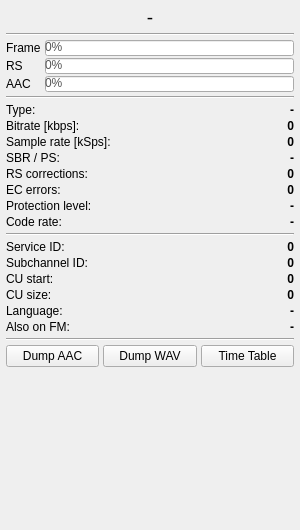
The window that src/base/forms/techdata.ui (tomneda/DABstar) describes before a commit, drawn with Qt 5.
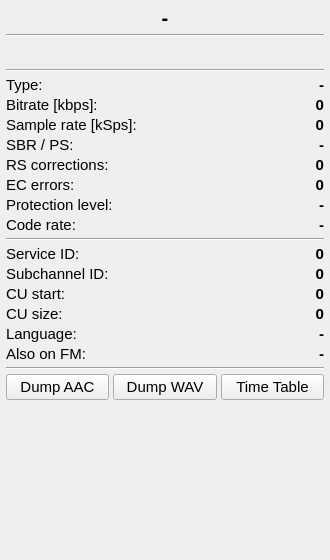
The same window after the commit. Custom widgets are drawn as their Qt base class.

Commit message: Integrate into techdata.ui new TrafficLight widget.

Diff of the .ui file:
```diff
--- a/src/base/forms/techdata.ui
+++ b/src/base/forms/techdata.ui
@@ -6,10 +6,15 @@
    <rect>
     <x>0</x>
     <y>0</y>
-    <width>300</width>
-    <height>530</height>
+    <width>330</width>
+    <height>560</height>
    </rect>
   </property>
+  <property name="font">
+   <font>
+    <pointsize>11</pointsize>
+   </font>
+  </property>
   <property name="windowTitle">
    <string>Technical Details</string>
   </property>
@@ -27,7 +32,10 @@
       <size><width>16777215</width><height>36</height></size>
      </property>
      <property name="font">
-      <font><pointsize>14</pointsize></font>
+      <font>
+       <pointsize>15</pointsize>
+       <bold>true</bold>
+      </font>
      </property>
      <property name="toolTip">
       <string>&lt;html&gt;&lt;head/&gt;&lt;body&gt;&lt;p&gt;&lt;span style=&quot; font-size:14pt;&quot;&gt;Service long label&lt;/span&gt;&lt;/p&gt;&lt;/body&gt;&lt;/html&gt;</string>
@@ -47,69 +55,60 @@
 
    <!-- 2. Quality bars (most dynamic — at top) -->
    <item>
-    <layout class="QGridLayout" name="gridLayout" columnstretch="0,1">
-     <property name="verticalSpacing"><number>2</number></property>
-     <item row="0" column="0">
-      <widget class="QLabel" name="frameErrorLabel">
-       <property name="text"><string>Frame</string></property>
-      </widget>
-     </item>
-     <item row="0" column="1">
-      <widget class="QProgressBar" name="frameError_display">
-       <property name="maximumSize">
-        <size><width>16777215</width><height>16</height></size>
+    <layout class="QHBoxLayout" name="horizontalLayoutQuality">
+     <property name="spacing">
+      <number>6</number>
+     </property>
+     <item>
+      <widget class="TrafficLight" name="frameError_display" native="true">
+       <property name="minimumSize">
+        <size>
+         <width>0</width>
+         <height>24</height>
+        </size>
        </property>
        <property name="toolTip">
         <string>&lt;html&gt;&lt;head/&gt;&lt;body&gt;&lt;p&gt;DAB+ frame detection quality indicator. 100 is good.&lt;/p&gt;&lt;/body&gt;&lt;/html&gt;</string>
        </property>
-       <property name="styleSheet">
-        <string notr="true">QProgressBar { color: #555555; } QProgressBar::chunk { background: #52A824; }</string>
+       <property name="text" stdset="0">
+        <string>Frame:</string>
        </property>
-       <property name="value"><number>0</number></property>
       </widget>
      </item>
-     <item row="1" column="0">
-      <widget class="QLabel" name="rsErrorLabel">
-       <property name="text"><string>RS</string></property>
-      </widget>
-     </item>
-     <item row="1" column="1">
-      <widget class="QProgressBar" name="rsError_display">
-       <property name="maximumSize">
-        <size><width>16777215</width><height>16</height></size>
+     <item>
+      <widget class="TrafficLight" name="rsError_display" native="true">
+       <property name="minimumSize">
+        <size>
+         <width>0</width>
+         <height>24</height>
+        </size>
        </property>
        <property name="toolTip">
         <string>&lt;html&gt;&lt;head/&gt;&lt;body&gt;&lt;p&gt;DAB+ Reed-Solomon correction quality indicator.&lt;/p&gt;&lt;p&gt;Shows how often frames contain more errors than the Reed-Solomon decoder can correct. 100 is good.&lt;/p&gt;&lt;/body&gt;&lt;/html&gt;</string>
        </property>
-       <property name="styleSheet">
-        <string notr="true">QProgressBar { color: #555555; } QProgressBar::chunk { background: #52A824; }</string>
+       <property name="text" stdset="0">
+        <string>RS:</string>
        </property>
-       <property name="value"><number>0</number></property>
       </widget>
      </item>
-     <item row="2" column="0">
-      <widget class="QLabel" name="aacErrorLabel">
-       <property name="text"><string>AAC</string></property>
-      </widget>
-     </item>
-     <item row="2" column="1">
-      <widget class="QProgressBar" name="aacError_display">
-       <property name="maximumSize">
-        <size><width>16777215</width><height>16</height></size>
+     <item>
+      <widget class="TrafficLight" name="aacError_display" native="true">
+       <property name="minimumSize">
+        <size>
+         <width>0</width>
+         <height>24</height>
+        </size>
        </property>
        <property name="toolTip">
         <string>&lt;html&gt;&lt;head/&gt;&lt;body&gt;&lt;p&gt;Success rate of AAC frame decoding in the DAB+ transmission. 100 is good.&lt;/p&gt;&lt;/body&gt;&lt;/html&gt;</string>
        </property>
-       <property name="styleSheet">
-        <string notr="true">QProgressBar { color: #555555; } QProgressBar::chunk { background: #52A824; }</string>
+       <property name="text" stdset="0">
+        <string>AAC:</string>
        </property>
-       <property name="value"><number>0</number></property>
       </widget>
      </item>
     </layout>
    </item>
-
-   <!-- Separator -->
    <item>
     <widget class="QFrame" name="line2">
      <property name="frameShape"><enum>QFrame::Shape::HLine</enum></property>
@@ -128,9 +127,15 @@
      </item>
      <item row="0" column="1">
       <widget class="QLabel" name="lblAscTy">
-       <property name="text"><string>-</string></property>
-       <property name="alignment"><set>Qt::AlignmentFlag::AlignRight|Qt::AlignmentFlag::AlignVCenter</set></property>
-       <property name="styleSheet"><string>font-weight: bold;</string></property>
+       <property name="styleSheet">
+        <string>font-weight: bold;</string>
+       </property>
+       <property name="text">
+        <string>-</string>
+       </property>
+       <property name="alignment">
+        <set>Qt::AlignmentFlag::AlignRight|Qt::AlignmentFlag::AlignTrailing|Qt::AlignmentFlag::AlignVCenter</set>
+       </property>
       </widget>
      </item>
      <item row="1" column="0">
@@ -143,9 +148,15 @@
        <property name="toolTip">
         <string>&lt;html&gt;&lt;head/&gt;&lt;body&gt;&lt;p&gt;Bitrate of the AAC audio stream in kbps.&lt;/p&gt;&lt;/body&gt;&lt;/html&gt;</string>
        </property>
-       <property name="text"><string>0</string></property>
-       <property name="alignment"><set>Qt::AlignmentFlag::AlignRight|Qt::AlignmentFlag::AlignVCenter</set></property>
-       <property name="styleSheet"><string>font-weight: bold;</string></property>
+       <property name="styleSheet">
+        <string>font-weight: bold;</string>
+       </property>
+       <property name="text">
+        <string>0</string>
+       </property>
+       <property name="alignment">
+        <set>Qt::AlignmentFlag::AlignRight|Qt::AlignmentFlag::AlignTrailing|Qt::AlignmentFlag::AlignVCenter</set>
+       </property>
       </widget>
      </item>
      <item row="2" column="0">
@@ -158,9 +169,15 @@
        <property name="toolTip">
         <string>&lt;html&gt;&lt;head/&gt;&lt;body&gt;&lt;p&gt;Audio sample rate in kilo-samples per second (kSps).&lt;/p&gt;&lt;/body&gt;&lt;/html&gt;</string>
        </property>
-       <property name="text"><string>0</string></property>
-       <property name="alignment"><set>Qt::AlignmentFlag::AlignRight|Qt::AlignmentFlag::AlignVCenter</set></property>
-       <property name="styleSheet"><string>font-weight: bold;</string></property>
+       <property name="styleSheet">
+        <string>font-weight: bold;</string>
+       </property>
+       <property name="text">
+        <string>0</string>
+       </property>
+       <property name="alignment">
+        <set>Qt::AlignmentFlag::AlignRight|Qt::AlignmentFlag::AlignTrailing|Qt::AlignmentFlag::AlignVCenter</set>
+       </property>
       </widget>
      </item>
      <item row="3" column="0">
@@ -173,9 +190,15 @@
        <property name="toolTip">
         <string>&lt;html&gt;&lt;head/&gt;&lt;body&gt;&lt;p&gt;Shows whether audio uses &lt;span style=&quot; font-weight:600;&quot;&gt;S&lt;/span&gt;pectral &lt;span style=&quot; font-weight:600;&quot;&gt;B&lt;/span&gt;and &lt;span style=&quot; font-weight:600;&quot;&gt;R&lt;/span&gt;eplication and &lt;span style=&quot; font-weight:600;&quot;&gt;P&lt;/span&gt;arametric &lt;span style=&quot; font-weight:600;&quot;&gt;S&lt;/span&gt;tereo&lt;/p&gt;&lt;/body&gt;&lt;/html&gt;</string>
        </property>
-       <property name="text"><string>-</string></property>
-       <property name="alignment"><set>Qt::AlignmentFlag::AlignRight|Qt::AlignmentFlag::AlignVCenter</set></property>
-       <property name="styleSheet"><string>font-weight: bold;</string></property>
+       <property name="styleSheet">
+        <string>font-weight: bold;</string>
+       </property>
+       <property name="text">
+        <string>-</string>
+       </property>
+       <property name="alignment">
+        <set>Qt::AlignmentFlag::AlignRight|Qt::AlignmentFlag::AlignTrailing|Qt::AlignmentFlag::AlignVCenter</set>
+       </property>
       </widget>
      </item>
      <item row="4" column="0">
@@ -188,9 +211,15 @@
        <property name="toolTip">
         <string>Number of corrections made by the Reed-Solomon algorithm over 100 DAB+ frames. This count does not relate to classic DAB/MP2 frames.</string>
        </property>
-       <property name="text"><string>0</string></property>
-       <property name="alignment"><set>Qt::AlignmentFlag::AlignRight|Qt::AlignmentFlag::AlignVCenter</set></property>
-       <property name="styleSheet"><string>font-weight: bold;</string></property>
+       <property name="styleSheet">
+        <string>font-weight: bold;</string>
+       </property>
+       <property name="text">
+        <string>0</string>
+       </property>
+       <property name="alignment">
+        <set>Qt::AlignmentFlag::AlignRight|Qt::AlignmentFlag::AlignTrailing|Qt::AlignmentFlag::AlignVCenter</set>
+       </property>
       </widget>
      </item>
      <item row="5" column="0">
@@ -203,9 +232,15 @@
        <property name="toolTip">
         <string>&lt;html&gt;&lt;head/&gt;&lt;body&gt;&lt;p&gt;RS decoding uses parity bits to recover errors. If a parity bit itself is faulty, the recovery may introduce additional errors. The CRC check following recovery should detect this.&lt;/p&gt;&lt;/body&gt;&lt;/html&gt;</string>
        </property>
-       <property name="text"><string>0</string></property>
-       <property name="alignment"><set>Qt::AlignmentFlag::AlignRight|Qt::AlignmentFlag::AlignVCenter</set></property>
-       <property name="styleSheet"><string>font-weight: bold;</string></property>
+       <property name="styleSheet">
+        <string>font-weight: bold;</string>
+       </property>
+       <property name="text">
+        <string>0</string>
+       </property>
+       <property name="alignment">
+        <set>Qt::AlignmentFlag::AlignRight|Qt::AlignmentFlag::AlignTrailing|Qt::AlignmentFlag::AlignVCenter</set>
+       </property>
       </widget>
      </item>
      <item row="6" column="0">
@@ -218,9 +253,15 @@
        <property name="toolTip">
         <string>&lt;html&gt;&lt;head/&gt;&lt;body&gt;&lt;p&gt;Shows Protection Level and Type (A or B)&lt;/p&gt;&lt;/body&gt;&lt;/html&gt;</string>
        </property>
-       <property name="text"><string>-</string></property>
-       <property name="alignment"><set>Qt::AlignmentFlag::AlignRight|Qt::AlignmentFlag::AlignVCenter</set></property>
-       <property name="styleSheet"><string>font-weight: bold;</string></property>
+       <property name="styleSheet">
+        <string>font-weight: bold;</string>
+       </property>
+       <property name="text">
+        <string>-</string>
+       </property>
+       <property name="alignment">
+        <set>Qt::AlignmentFlag::AlignRight|Qt::AlignmentFlag::AlignTrailing|Qt::AlignmentFlag::AlignVCenter</set>
+       </property>
       </widget>
      </item>
      <item row="7" column="0">
@@ -230,9 +271,15 @@
      </item>
      <item row="7" column="1">
       <widget class="QLabel" name="lblCodeRate">
-       <property name="text"><string>-</string></property>
-       <property name="alignment"><set>Qt::AlignmentFlag::AlignRight|Qt::AlignmentFlag::AlignVCenter</set></property>
-       <property name="styleSheet"><string>font-weight: bold;</string></property>
+       <property name="styleSheet">
+        <string>font-weight: bold;</string>
+       </property>
+       <property name="text">
+        <string>-</string>
+       </property>
+       <property name="alignment">
+        <set>Qt::AlignmentFlag::AlignRight|Qt::AlignmentFlag::AlignTrailing|Qt::AlignmentFlag::AlignVCenter</set>
+       </property>
       </widget>
      </item>
     </layout>
@@ -257,9 +304,15 @@
      </item>
      <item row="0" column="1">
       <widget class="QLabel" name="lblServiceId">
-       <property name="text"><string>0</string></property>
-       <property name="alignment"><set>Qt::AlignmentFlag::AlignRight|Qt::AlignmentFlag::AlignVCenter</set></property>
-       <property name="styleSheet"><string>font-weight: bold;</string></property>
+       <property name="styleSheet">
+        <string>font-weight: bold;</string>
+       </property>
+       <property name="text">
+        <string>0</string>
+       </property>
+       <property name="alignment">
+        <set>Qt::AlignmentFlag::AlignRight|Qt::AlignmentFlag::AlignTrailing|Qt::AlignmentFlag::AlignVCenter</set>
+       </property>
       </widget>
      </item>
      <item row="1" column="0">
@@ -269,9 +322,15 @@
      </item>
      <item row="1" column="1">
       <widget class="QLabel" name="lblSubChId">
-       <property name="text"><string>0</string></property>
-       <property name="alignment"><set>Qt::AlignmentFlag::AlignRight|Qt::AlignmentFlag::AlignVCenter</set></property>
-       <property name="styleSheet"><string>font-weight: bold;</string></property>
+       <property name="styleSheet">
+        <string>font-weight: bold;</string>
+       </property>
+       <property name="text">
+        <string>0</string>
+       </property>
+       <property name="alignment">
+        <set>Qt::AlignmentFlag::AlignRight|Qt::AlignmentFlag::AlignTrailing|Qt::AlignmentFlag::AlignVCenter</set>
+       </property>
       </widget>
      </item>
      <item row="2" column="0">
@@ -281,9 +340,15 @@
      </item>
      <item row="2" column="1">
       <widget class="QLabel" name="lblStartAddress">
-       <property name="text"><string>0</string></property>
-       <property name="alignment"><set>Qt::AlignmentFlag::AlignRight|Qt::AlignmentFlag::AlignVCenter</set></property>
-       <property name="styleSheet"><string>font-weight: bold;</string></property>
+       <property name="styleSheet">
+        <string>font-weight: bold;</string>
+       </property>
+       <property name="text">
+        <string>0</string>
+       </property>
+       <property name="alignment">
+        <set>Qt::AlignmentFlag::AlignRight|Qt::AlignmentFlag::AlignTrailing|Qt::AlignmentFlag::AlignVCenter</set>
+       </property>
       </widget>
      </item>
      <item row="3" column="0">
@@ -293,9 +358,15 @@
      </item>
      <item row="3" column="1">
       <widget class="QLabel" name="lblLength">
-       <property name="text"><string>0</string></property>
-       <property name="alignment"><set>Qt::AlignmentFlag::AlignRight|Qt::AlignmentFlag::AlignVCenter</set></property>
-       <property name="styleSheet"><string>font-weight: bold;</string></property>
+       <property name="styleSheet">
+        <string>font-weight: bold;</string>
+       </property>
+       <property name="text">
+        <string>0</string>
+       </property>
+       <property name="alignment">
+        <set>Qt::AlignmentFlag::AlignRight|Qt::AlignmentFlag::AlignTrailing|Qt::AlignmentFlag::AlignVCenter</set>
+       </property>
       </widget>
      </item>
      <item row="4" column="0">
@@ -308,9 +379,15 @@
        <property name="toolTip">
         <string>&lt;html&gt;&lt;head/&gt;&lt;body&gt;&lt;p&gt;Language (defined by provider)&lt;/p&gt;&lt;/body&gt;&lt;/html&gt;</string>
        </property>
-       <property name="text"><string>-</string></property>
-       <property name="alignment"><set>Qt::AlignmentFlag::AlignRight|Qt::AlignmentFlag::AlignVCenter</set></property>
-       <property name="styleSheet"><string>font-weight: bold;</string></property>
+       <property name="styleSheet">
+        <string>font-weight: bold;</string>
+       </property>
+       <property name="text">
+        <string>-</string>
+       </property>
+       <property name="alignment">
+        <set>Qt::AlignmentFlag::AlignRight|Qt::AlignmentFlag::AlignTrailing|Qt::AlignmentFlag::AlignVCenter</set>
+       </property>
       </widget>
      </item>
      <item row="5" column="0">
@@ -324,10 +401,18 @@
      </item>
      <item row="5" column="1">
       <widget class="QLabel" name="lblFmFrequency">
-       <property name="text"><string>-</string></property>
-       <property name="alignment"><set>Qt::AlignmentFlag::AlignRight|Qt::AlignmentFlag::AlignVCenter</set></property>
-       <property name="styleSheet"><string>font-weight: bold;</string></property>
-       <property name="visible"><bool>false</bool></property>
+       <property name="visible">
+        <bool>false</bool>
+       </property>
+       <property name="styleSheet">
+        <string>font-weight: bold;</string>
+       </property>
+       <property name="text">
+        <string>-</string>
+       </property>
+       <property name="alignment">
+        <set>Qt::AlignmentFlag::AlignRight|Qt::AlignmentFlag::AlignTrailing|Qt::AlignmentFlag::AlignVCenter</set>
+       </property>
       </widget>
      </item>
     </layout>
@@ -384,6 +469,11 @@
    <extends>QWidget</extends>
    <header>plot_widget.h</header>
   </customwidget>
+  <customwidget>
+   <class>TrafficLight</class>
+   <extends>QWidget</extends>
+   <header>traffic_light.h</header>
+  </customwidget>
  </customwidgets>
  <resources/>
  <connections/>
```
Left out of the diff: 172 changed lines with no effect on the pictures. The commit also changes 19 other files.
